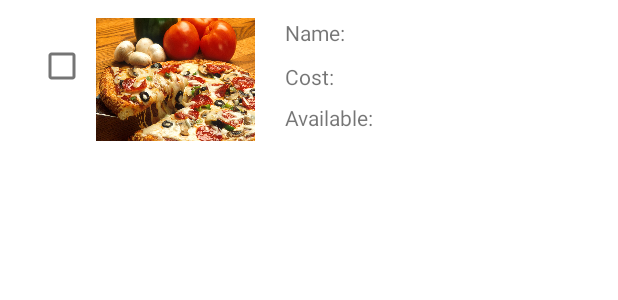
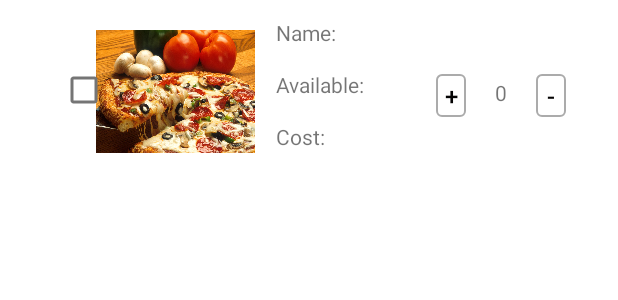
Before and after one commit to asmitnayak/CS506_Spike, an Android app: the layout menu_list_view_layout.xml on its own in the app's theme, with its tools: preview values and no code run, on a phone screen of 412 x 824 dp. Shown: the top 300 px of the screen. Run offline under Robolectric (Android 15) with nearby library versions, the phone set to English and light mode, and no system bars.

```diff
--- a/app/build.gradle
+++ b/app/build.gradle
@@ -12,7 +12,7 @@ android {
         versionCode 1
         versionName "1.0"
 
-        testInstrumentationRunner "androidx.test.runner.AndroidJUnitRunner"
+        testInstrumentationRunner "androidx.accountDetails.runner.AndroidJUnitRunner"
     }
 
     buildTypes {
@@ -33,6 +33,6 @@ dependencies {
     implementation 'com.google.android.material:material:1.3.0'
     implementation 'androidx.constraintlayout:constraintlayout:2.0.4'
     testImplementation 'junit:junit:4.+'
-    androidTestImplementation 'androidx.test.ext:junit:1.1.2'
-    androidTestImplementation 'androidx.test.espresso:espresso-core:3.3.0'
+    androidTestImplementation 'androidx.accountDetails.ext:junit:1.1.2'
+    androidTestImplementation 'androidx.accountDetails.espresso:espresso-core:3.3.0'
 }
--- a/app/src/main/java/com/example/android/cs506_spike/AdminModifyMenuList.java
+++ b/app/src/main/java/com/example/android/cs506_spike/AdminModifyMenuList.java
@@ -39,7 +39,8 @@ public class AdminModifyMenuList extends AppCompatActivity {
 
         menuId = (ListView) findViewById(R.id.menuId);
 
-        if(first == false) {
+        // TODO: CHANGE TO ARRAYLIST
+        /*if(first == false) {
             pasta[0] = new RestaurantMenuItem("Pasta1", R.drawable.customer_view_background, 19.99, 9);
             pasta[1] = new RestaurantMenuItem("Pasta2", R.drawable.customer_view_background, 19.99, 9);
             first = true;
@@ -53,6 +54,7 @@ public class AdminModifyMenuList extends AppCompatActivity {
 
         CustomAdapter customAdp = new CustomAdapter(getApplicationContext(), pasta);
         menuId.setAdapter(customAdp);
+        */
 
 
 
--- a/app/src/main/java/com/example/android/cs506_spike/CustomerView.java
+++ b/app/src/main/java/com/example/android/cs506_spike/CustomerView.java
@@ -51,7 +51,10 @@ public class CustomerView extends AppCompatActivity {
 //        menuItems.add(foodItems);
     }
 
-
+    public void onToCartClick(View view){
+        Intent intent = new Intent(this, Cart.class);
+        startActivity(intent);
+    }
 
     @Override
     public boolean onCreateOptionsMenu(Menu menu) {
--- a/app/src/main/res/layout/menu_list_view_layout.xml
+++ b/app/src/main/res/layout/menu_list_view_layout.xml
@@ -4,16 +4,79 @@
     android:id="@+id/Root"
     android:layout_width="match_parent"
     android:layout_height="wrap_content"
+    android:clickable="true"
     android:padding="12dp"
-    android:clickable="true">
+    android:textAlignment="center">
 
+
+    <RelativeLayout
+        android:id="@+id/box2"
+        android:layout_width="101dp"
+        android:layout_height="99dp"
+        android:layout_alignParentEnd="true"
+        android:layout_marginEnd="15dp">
+
+        <Button
+            android:id="@+id/plus"
+            style="@style/Widget.MaterialComponents.TimePicker.Button"
+            android:layout_width="20dp"
+            android:layout_height="29dp"
+            android:layout_alignParentStart="true"
+            android:layout_alignParentTop="true"
+            android:layout_alignParentBottom="true"
+            android:layout_marginStart="7dp"
+            android:layout_marginTop="37dp"
+            android:layout_marginBottom="33dp"
+            android:minWidth="0dp"
+            android:minHeight="0dp"
+            android:text="+"
+            android:textColor="#040303" />
+
+        <Button
+            android:id="@+id/minus"
+            style="@style/Widget.MaterialComponents.TimePicker.Button"
+            android:layout_width="20dp"
+            android:layout_height="29dp"
+            android:layout_alignParentTop="true"
+            android:layout_alignParentEnd="true"
+            android:layout_alignParentBottom="true"
+            android:layout_marginTop="37dp"
+            android:layout_marginEnd="7dp"
+            android:layout_marginBottom="33dp"
+            android:minWidth="0dp"
+            android:minHeight="0dp"
+            android:text="-"
+            android:textColor="#040303" />
+
+        <TextView
+            android:id="@+id/quantity"
+            android:layout_width="28dp"
+            android:layout_height="wrap_content"
+            android:layout_alignParentTop="true"
+            android:layout_alignParentBottom="true"
+            android:layout_marginStart="10dp"
+            android:layout_marginTop="40dp"
+            android:layout_marginEnd="9dp"
+            android:layout_marginBottom="40dp"
+            android:layout_toStartOf="@+id/minus"
+            android:layout_toEndOf="@+id/plus"
+            android:text="0"
+            android:textAlignment="center" />
+    </RelativeLayout>
+
+    <RelativeLayout
+        android:id="@+id/box1"
+        android:layout_width="wrap_content"
+        android:layout_height="99dp">
 
         <ImageView
             android:id="@+id/imageView2"
             android:layout_width="106dp"
             android:layout_height="82dp"
             android:layout_alignParentStart="true"
+            android:layout_alignParentTop="true"
             android:layout_marginStart="52dp"
+            android:layout_marginTop="8dp"
             android:scaleType="fitXY"
             app:srcCompat="@drawable/customer_view_background" />
 
@@ -21,30 +84,33 @@
             android:id="@+id/costView"
             android:layout_width="100dp"
             android:layout_height="27dp"
-        android:layout_alignBottom="@+id/nameView"
+            android:layout_below="@+id/AvailibilityView"
+            android:layout_marginStart="14dp"
             android:layout_marginLeft="20dp"
+            android:layout_marginTop="9dp"
             android:layout_marginBottom="-29dp"
-        android:layout_toRightOf="@+id/imageView2"
+            android:layout_toEndOf="@+id/imageView2"
             android:text="Cost:" />
 
         <TextView
             android:id="@+id/AvailibilityView"
             android:layout_width="100dp"
             android:layout_height="27dp"
-        android:layout_alignBottom="@+id/imageView2"
+            android:layout_below="@+id/nameView"
+            android:layout_marginStart="14dp"
             android:layout_marginLeft="20dp"
+            android:layout_marginTop="7dp"
             android:layout_marginBottom="-2dp"
-        android:layout_toRightOf="@+id/imageView2"
+            android:layout_toEndOf="@+id/imageView2"
             android:text="Available:" />
 
         <TextView
             android:id="@+id/nameView"
             android:layout_width="100dp"
             android:layout_height="27dp"
-        android:layout_alignTop="@+id/imageView2"
+            android:layout_marginStart="14dp"
             android:layout_marginLeft="20dp"
-        android:layout_marginTop="0dp"
-        android:layout_toRightOf="@+id/imageView2"
+            android:layout_toEndOf="@+id/imageView2"
             android:text="Name:" />
 
         <CheckBox
@@ -52,10 +118,14 @@
             android:layout_width="wrap_content"
             android:layout_height="wrap_content"
             android:layout_alignTop="@+id/imageView2"
+            android:layout_alignEnd="@+id/imageView2"
             android:layout_alignBottom="@+id/imageView2"
             android:layout_alignParentStart="true"
-        android:layout_marginStart="5dp"
-        android:layout_marginTop="8dp"
-        android:layout_marginBottom="26dp" />
+            android:layout_marginStart="20dp"
+            android:layout_marginTop="16dp"
+            android:layout_marginEnd="90dp"
+            android:layout_marginBottom="18dp" />
 
     </RelativeLayout>
+
+</RelativeLayout>
```
Also changed, not shown: app/src/main/java/com/example/android/cs506_spike/Cart.java (+25 -0 lines), app/src/main/java/com/example/android/cs506_spike/RestaurantMenuItem.java (+17 -0 lines), app/src/main/res/layout/activity_cart.xml (+10 -0 lines), app/src/main/res/layout/activity_customer_view.xml (+15 -1 lines), 2 other files. Lines whose indentation alone changed are shown as unchanged.
